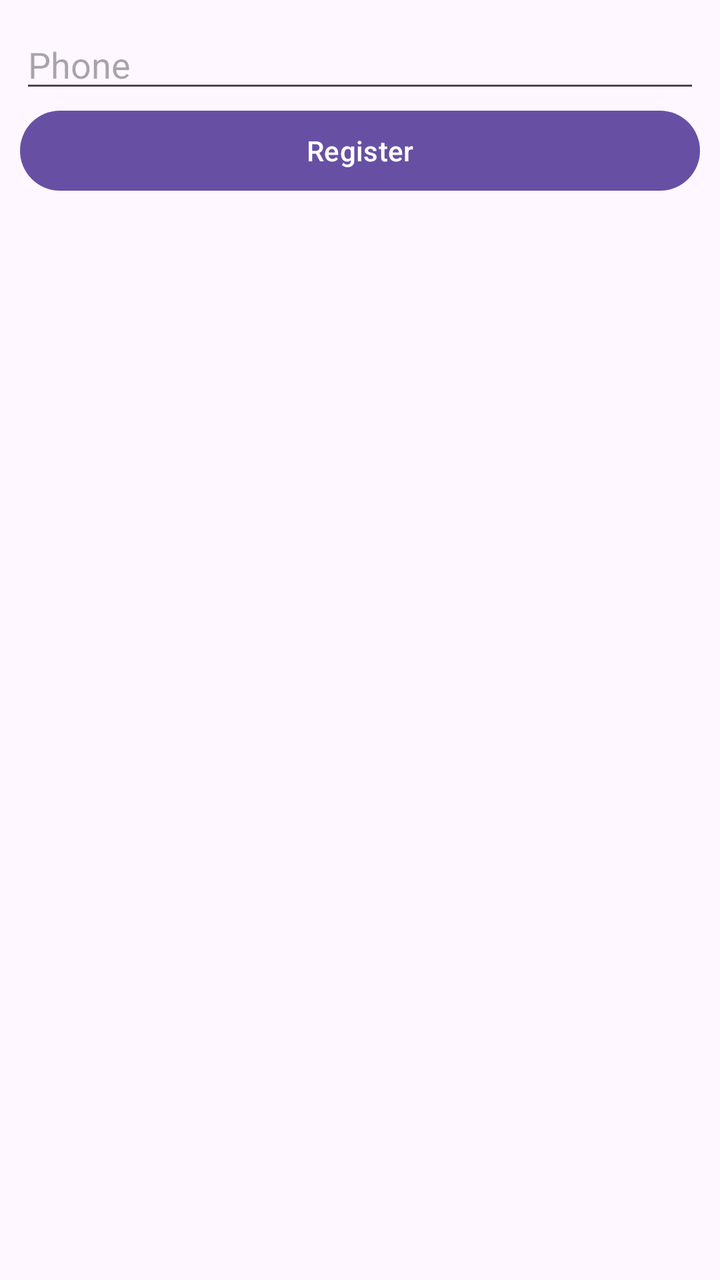
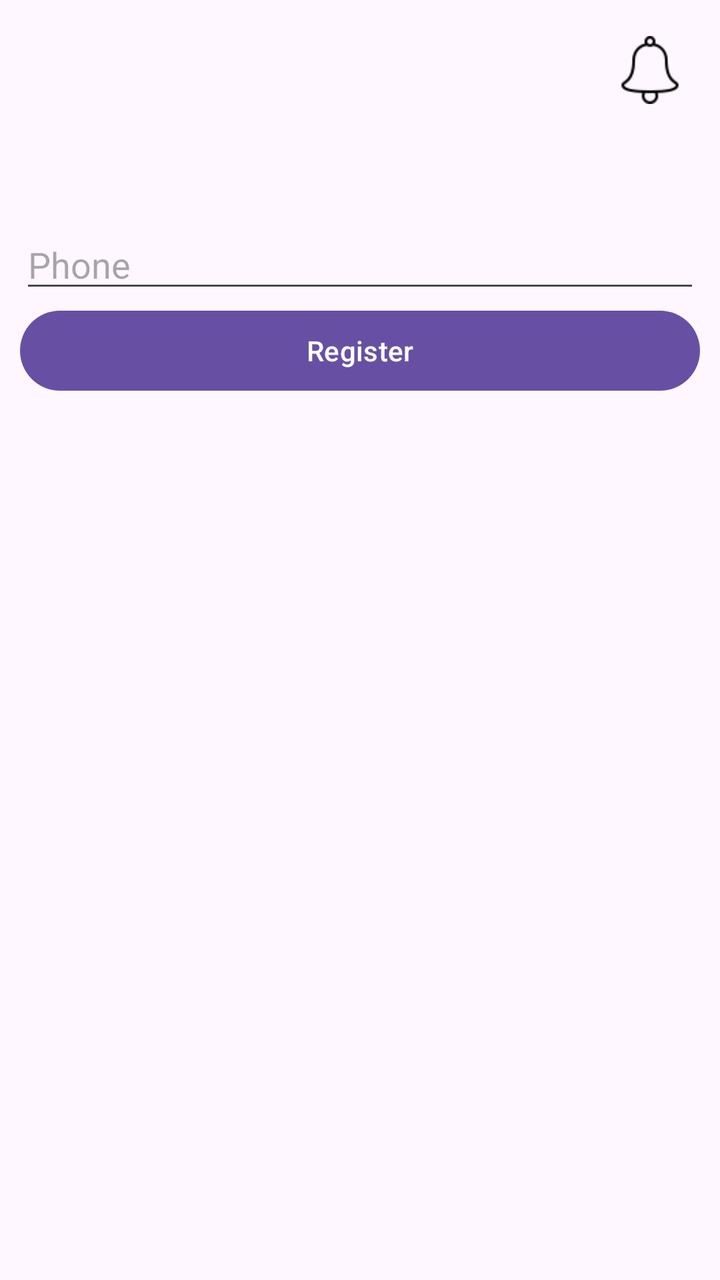

An Android layout rendered at two revisions. The XML below is the earlier revision; the diff shows what the commit changed to produce the second picture.
<!-- AndroidManifest.xml: application theme Theme.SDKParentApp -->
<!-- res/layout/activity_main.xml -->
<?xml version="1.0" encoding="utf-8"?>
<LinearLayout xmlns:android="http://schemas.android.com/apk/res/android"
    xmlns:app="http://schemas.android.com/apk/res-auto"
    xmlns:tools="http://schemas.android.com/tools"
    android:id="@+id/main"
    android:layout_width="match_parent"
    android:layout_height="match_parent"
    android:orientation="vertical"
    android:padding="10dp"
    tools:context=".MainActivity">

    <EditText
        android:layout_width="match_parent"
        android:layout_height="wrap_content"
        android:id="@+id/edtPhone"
        android:hint="Phone"
        />

    <Button
        android:layout_width="match_parent"
        android:layout_height="wrap_content"
        android:text="Register"
        android:id="@+id/btnRegister"
        />

</LinearLayout>
<!-- resources referenced by this layout -->
<resources>
  <style name="Theme.SDKParentApp" parent="Base.Theme.SDKParentApp" />
  <style name="Base.Theme.SDKParentApp" parent="Theme.Material3.DayNight.NoActionBar">
          
          
      </style>
</resources>

<!-- the commit's change to res/layout/activity_main.xml (unified diff, before → after) -->
@@ -9,7 +9,12 @@
     android:padding="10dp"
     tools:context=".MainActivity">
 
+    <include layout="@layout/notification_icon_with_badge" />
+
+
+
     <EditText
+        android:layout_marginTop="50dp"
         android:layout_width="match_parent"
         android:layout_height="wrap_content"
         android:id="@+id/edtPhone"
@@ -24,3 +29,35 @@
         />
 
 </LinearLayout>
+<!-- res/layout/notification_icon_with_badge.xml (included above) -->
+<RelativeLayout xmlns:android="http://schemas.android.com/apk/res/android"
+    android:id="@+id/notification_container"
+    android:layout_width="wrap_content"
+    android:orientation="horizontal"
+    android:layout_gravity="end"
+    android:tag="include"
+    android:layout_height="wrap_content">
+
+    
+    <ImageView
+        android:id="@+id/notification_icon"
+        android:layout_width="50dp"
+        android:layout_height="50dp"
+        android:src="@drawable/notify"
+    android:contentDescription="Notifications"
+    android:padding="8dp"
+    android:layout_gravity="center" />
+
+    
+    <TextView
+        android:id="@+id/badge_count"
+        android:layout_width="20dp"
+        android:layout_height="20dp"
+        android:layout_gravity="end|top"
+        android:background="@drawable/badge_background"
+        android:text="0"
+        android:textColor="@android:color/white"
+        android:gravity="center"
+        android:visibility="gone"
+        android:textSize="12sp" />
+</RelativeLayout>
<!-- resource entries referenced after the edit -->
@@ -1,5 +1,11 @@
 <!-- resources referenced by this layout -->
 <resources>
+  <!-- drawable badge_background (drawable) -->
+  <shape xmlns:android="http://schemas.android.com/apk/res/android"
+      android:shape="oval">
+      <solid android:color="@android:color/holo_red_dark" />
+  </shape>
+  <!-- drawable notify: png bitmap (drawable, 968 bytes) -->
   <style name="Theme.SDKParentApp" parent="Base.Theme.SDKParentApp" />
   <style name="Base.Theme.SDKParentApp" parent="Theme.Material3.DayNight.NoActionBar">
           
